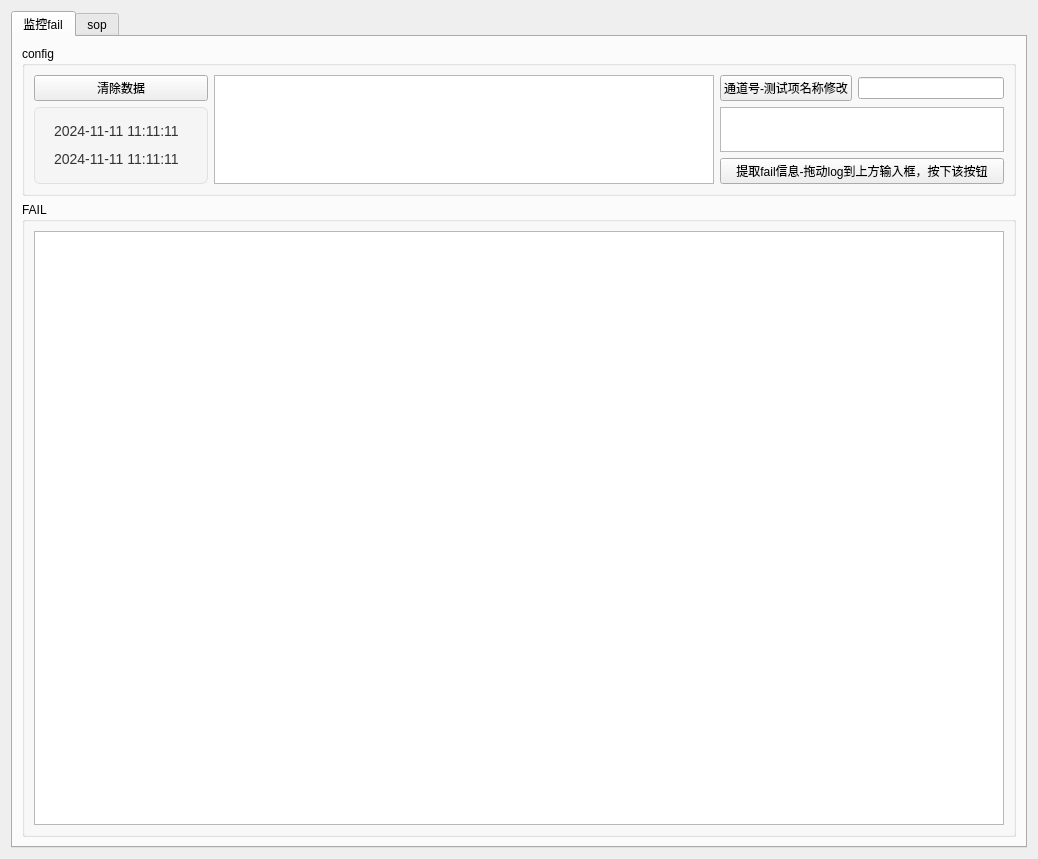
This is ui/main.ui in cn33331/monitoring_fail as Qt 5 draws it before an edit. The edited form follows.
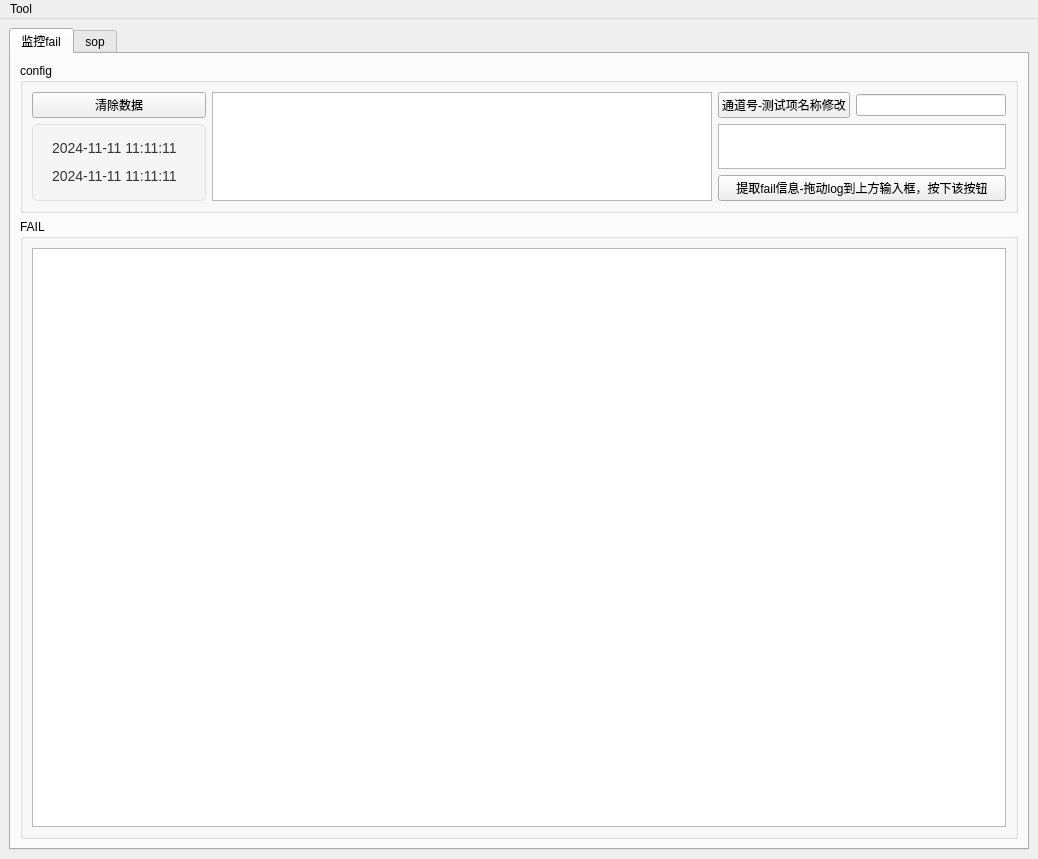
This is the edited form.

Diff of the .ui file:
```diff
--- a/ui/main.ui
+++ b/ui/main.ui
@@ -1,7 +1,7 @@
 <?xml version="1.0" encoding="UTF-8"?>
 <ui version="4.0">
  <class>ui_test</class>
- <widget class="QWidget" name="ui_test">
+ <widget class="QMainWindow" name="ui_test">
   <property name="geometry">
    <rect>
     <x>0</x>
@@ -25,6 +25,7 @@
   <property name="windowTitle">
    <string>Version:0.2_by:zjx</string>
   </property>
+  <widget class="QWidget" name="centralWidget">
   <layout class="QHBoxLayout" name="horizontalLayout_3">
    <item>
     <widget class="QTabWidget" name="tabWidget">
@@ -177,6 +178,29 @@
     </widget>
    </item>
   </layout>
+  </widget>
+  <widget class="QMenuBar" name="menubar">
+   <property name="geometry">
+    <rect>
+     <x>0</x>
+     <y>0</y>
+     <width>1038</width>
+     <height>21</height>
+    </rect>
+   </property>
+   <widget class="QMenu" name="menuTool">
+    <property name="title">
+     <string>Tool</string>
+    </property>
+    <addaction name="actionchang"/>
+   </widget>
+   <addaction name="menuTool"/>
+  </widget>
+  <action name="actionchang">
+   <property name="text">
+    <string>条件筛选</string>
+   </property>
+  </action>
  </widget>
  <resources/>
  <connections/>
```
Lines whose indentation alone changed are shown as unchanged.
